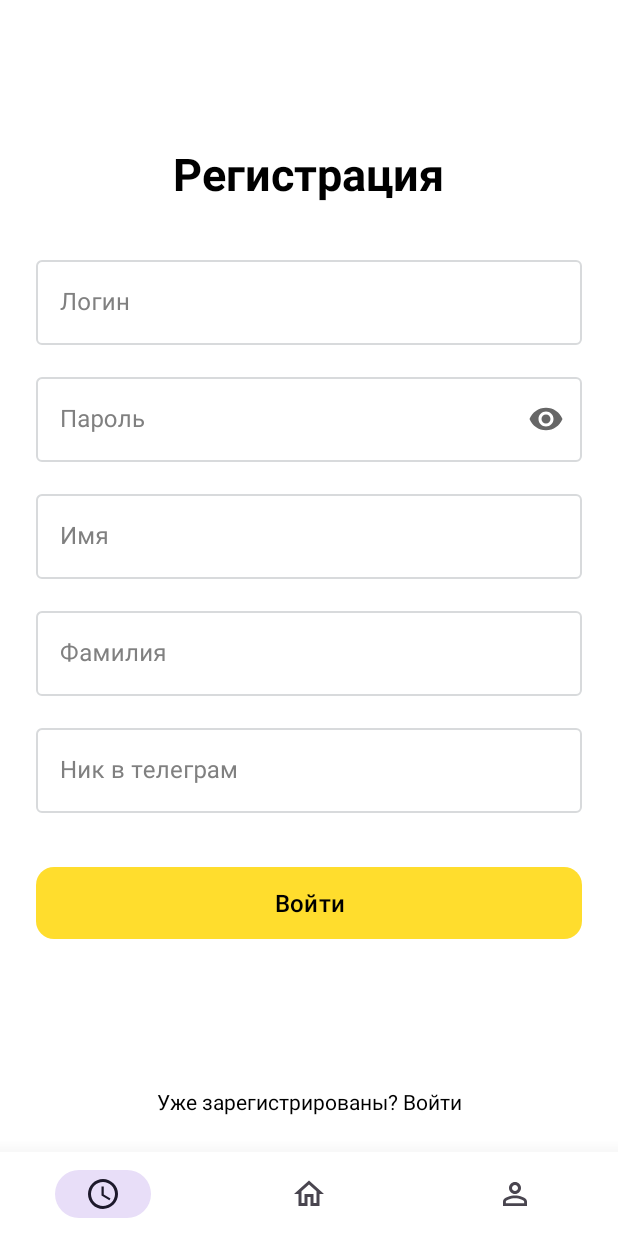
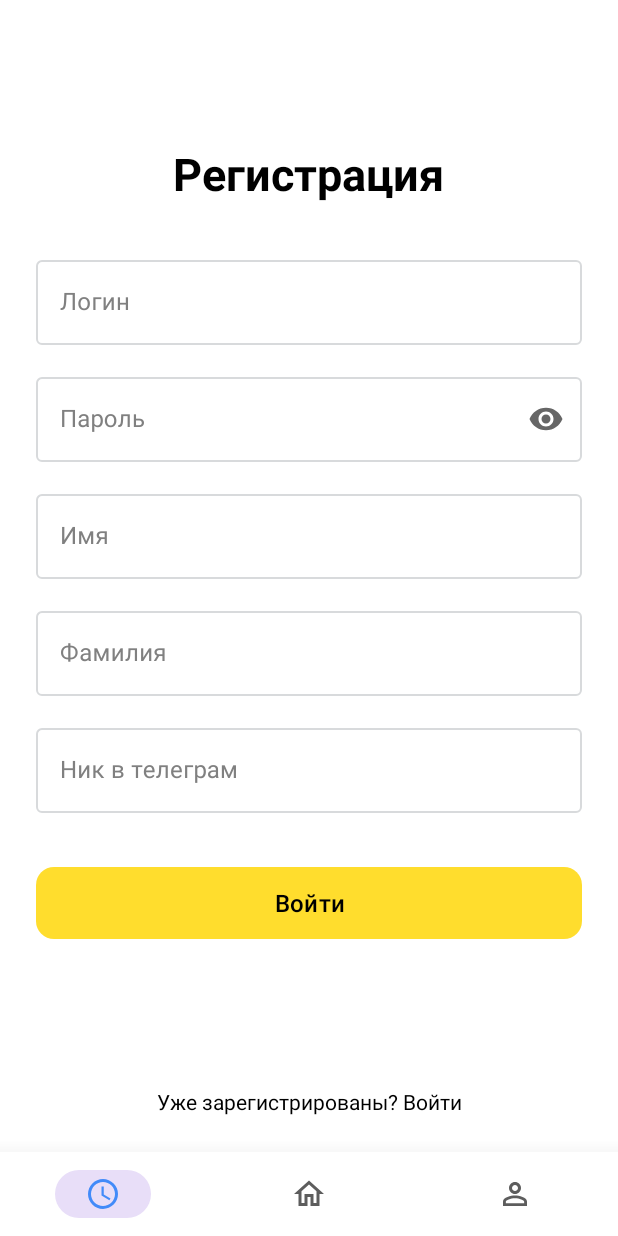
Before and after one commit to t-lunch/t-lunch-android, an Android app: the fragment SignUpFragment placed in its activity, on a phone screen of 412 x 824 dp. Run offline under Robolectric (Android 15) with nearby library versions, the phone set to English and light mode, and no system bars; our stand-ins replace Dagger/Hilt's generated code; libraries missing offline, so code that uses them is left out: by.kirich1409.viewbindingdelegate, com.github.terrakok.cicerone, ru.tinkoff.kotea; 11 statements that could not run were skipped.

Commit message:
make bottom sheet colors great again

```diff
--- a/app/src/main/java/ru/tinkoff/lunch/screens/main/MainActivity.kt
+++ b/app/src/main/java/ru/tinkoff/lunch/screens/main/MainActivity.kt
@@ -30,7 +30,7 @@
 
     private fun initNavigationBar() = with(binding.bottomBar) {
         itemActiveIndicatorColor =
-            ColorStateList.valueOf(ContextCompat.getColor(context, R.color.white))
+            ColorStateList.valueOf(ContextCompat.getColor(context, R.color.transparent))
         setOnItemSelectedListener { menuItem ->
             when (menuItem.itemId) {
                 R.id.menu_item_history -> { true }
--- /dev/null
+++ b/app/src/main/res/drawable/bottom_nav_icon_color_selector.xml
@@ -0,0 +1,5 @@
+<?xml version="1.0" encoding="utf-8"?>
+<selector xmlns:android="http://schemas.android.com/apk/res/android">
+    <item android:state_checked="false" android:color="#FF5D5D5D" />
+    <item android:state_checked="true" android:color="#FF428BF9" />
+</selector>
--- a/app/src/main/res/layout/activity_main.xml
+++ b/app/src/main/res/layout/activity_main.xml
@@ -28,6 +28,7 @@
         android:layout_height="56dp"
         android:layout_gravity="bottom"
         android:background="@color/white"
+        app:itemIconTint="@drawable/bottom_nav_icon_color_selector"
         app:labelVisibilityMode="unlabeled"
         app:layout_constraintBottom_toBottomOf="parent"
         app:layout_constraintEnd_toEndOf="parent"
--- a/app/src/main/res/values/colors.xml
+++ b/app/src/main/res/values/colors.xml
@@ -3,4 +3,5 @@
     <color name="black">#FF000000</color>
     <color name="white">#FFFFFFFF</color>
     <color name="yellow">#FFFFDD2D</color>
+    <color name="transparent">#00000000</color>
 </resources>
```
